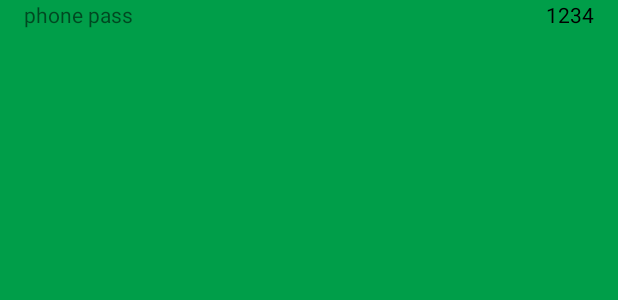
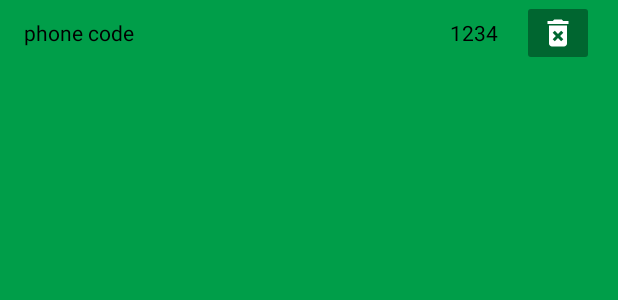
Before and after one commit to spriteololo/PinApp, an Android app: the layout item_pin.xml on its own in the app's theme, with its tools: preview values and no code run, on a phone screen of 412 x 824 dp. Shown: the top 300 px of the screen. Run offline under Robolectric (Android 15) with nearby library versions, the phone set to English and light mode, and no system bars.

Commit message:
Ui fixes, added delete btn

```diff
--- a/feature-pin/src/main/java/com/test/feature_pin/ui/PinListFragment.kt
+++ b/feature-pin/src/main/java/com/test/feature_pin/ui/PinListFragment.kt
@@ -44,7 +44,8 @@ internal class PinListFragment : MvpAppCompatFragment(R.layout.fragment_pin_list
             if (pinName.isBlank()) {
                 Toast.makeText(requireContext(), R.string.pin_name_empty, Toast.LENGTH_SHORT).show()
             } else {
-                presenter.generatePin(pinName)
+                binding.etPinName.text.clear()
+                presenter.generateAndSavePin(pinName)
             }
         }
 
@@ -61,6 +62,22 @@ internal class PinListFragment : MvpAppCompatFragment(R.layout.fragment_pin_list
         mainAdapter.submitList(list)
     }
 
+    override fun itemExists(pinName: String) {
+        Toast.makeText(
+            requireContext(),
+            getString(R.string.item_exists_already, pinName),
+            Toast.LENGTH_SHORT
+        ).show()
+    }
+
+    override fun showError() {
+        Toast.makeText(
+            requireContext(),
+            R.string.general_error,
+            Toast.LENGTH_SHORT
+        ).show()
+    }
+
     override fun onItemClicked(item: PinItem) {
         presenter.deletePin(item.pinName)
     }
--- a/feature-pin/src/main/java/com/test/feature_pin/ui/adapter/PinListAdapter.kt
+++ b/feature-pin/src/main/java/com/test/feature_pin/ui/adapter/PinListAdapter.kt
@@ -26,9 +26,9 @@ internal class PinListAdapter(
     override fun onBindViewHolder(holder: PinItemViewHolder, position: Int) {
         val item = itemList[position]
         holder.run {
-            rootView.setOnClickListener { clickListener.onItemClicked(item) }
+            btnDelete.setOnClickListener { clickListener.onItemClicked(item) }
             tvPinName.text = item.pinName
-            tvPinCode.text = item.pinCode.toString()
+            tvPinCode.text = item.pinCode
         }
     }
 
@@ -41,11 +41,8 @@ internal class PinListAdapter(
             super.onBindViewHolder(holder, position, payloads)
         } else {
             with(payloads.component1() as Bundle) {
-                getString(PinItem.PIN_NAME, null)?.let { pinName ->
-                    holder.tvPinName.text = pinName
-                }
-                getInt(PinItem.PIN_CODE, -1).takeIf { it != -1 }.let { pinCode ->
-                    holder.tvPinCode.text = pinCode.toString()
+                getString(PinItem.PIN_CODE, null)?.let { pinCode ->
+                    holder.tvPinCode.text = pinCode
                 }
             }
         }
@@ -53,8 +50,9 @@ internal class PinListAdapter(
 
     override fun getItemCount(): Int = itemList.size
 
-    inner class PinItemViewHolder(val rootView: View) : RecyclerView.ViewHolder(rootView) {
+    inner class PinItemViewHolder(rootView: View) : RecyclerView.ViewHolder(rootView) {
 
+        val btnDelete: View = rootView.findViewById(R.id.btn_delete)
         val tvPinName: TextView = rootView.findViewById(R.id.tv_pin_name)
         val tvPinCode: TextView = rootView.findViewById(R.id.tv_pin_code)
     }
@@ -63,7 +61,7 @@ internal class PinListAdapter(
         BaseDiffUtil<PinItem>(oldList, newList) {
 
         override fun areItemsTheSame(oldItem: PinItem, newItem: PinItem): Boolean {
-            return oldItem == newItem
+            return oldItem.pinName == newItem.pinName
         }
 
         override fun areContentsTheSame(oldItem: PinItem, newItem: PinItem): Boolean {
@@ -75,11 +73,8 @@ internal class PinListAdapter(
             newItem: PinItem,
             bundle: Bundle,
         ) {
-            if (oldItem.pinName != newItem.pinName) {
-                bundle.putString(PinItem.PIN_NAME, newItem.pinName)
-            }
             if (oldItem.pinCode != newItem.pinCode) {
-                bundle.putInt(PinItem.PIN_CODE, newItem.pinCode)
+                bundle.putString(PinItem.PIN_CODE, newItem.pinCode)
             }
         }
     }
--- /dev/null
+++ b/feature-pin/src/main/res/drawable/ic_delete.xml
@@ -0,0 +1,10 @@
+<vector android:height="24dp"
+    android:tint="#000000"
+    android:viewportHeight="24"
+    android:viewportWidth="24"
+    android:width="24dp"
+    xmlns:android="http://schemas.android.com/apk/res/android">
+    <path
+        android:fillColor="@android:color/white"
+        android:pathData="M6,19c0,1.1 0.9,2 2,2h8c1.1,0 2,-0.9 2,-2L18,7L6,7v12zM8.46,11.88l1.41,-1.41L12,12.59l2.12,-2.12 1.41,1.41L13.41,14l2.12,2.12 -1.41,1.41L12,15.41l-2.12,2.12 -1.41,-1.41L10.59,14l-2.13,-2.12zM15.5,4l-1,-1h-5l-1,1L5,4v2h14L19,4z" />
+</vector>
--- a/feature-pin/src/main/res/layout/item_pin.xml
+++ b/feature-pin/src/main/res/layout/item_pin.xml
@@ -1,31 +1,37 @@
 <?xml version="1.0" encoding="utf-8"?>
 <LinearLayout xmlns:android="http://schemas.android.com/apk/res/android"
+    xmlns:app="http://schemas.android.com/apk/res-auto"
     xmlns:tools="http://schemas.android.com/tools"
     android:id="@+id/btn_root"
     android:layout_width="match_parent"
     android:layout_height="wrap_content"
-    android:elevation="6dp"
     android:gravity="center_vertical"
-    android:orientation="horizontal"
     android:paddingHorizontal="@dimen/item_inner_spacing">
 
     <TextView
         android:id="@+id/tv_pin_name"
-        android:layout_width="wrap_content"
+        android:layout_width="0dp"
         android:layout_height="wrap_content"
-        tools:text="phone pass" />
-
-    <View
-        android:layout_width="0dp"
-        android:layout_height="0dp"
-        android:layout_weight="1" />
+        android:layout_weight="1"
+        android:textColor="@color/black"
+        android:layout_marginEnd="16dp"
+        tools:text="phone code" />
 
     <TextView
         android:id="@+id/tv_pin_code"
         android:layout_width="wrap_content"
         android:layout_height="wrap_content"
         android:textColor="@color/black"
-        android:gravity="top"
-        android:layout_gravity="center_vertical"
+        android:layout_marginEnd="16dp"
         tools:text="1234" />
+
+    <ImageButton
+        android:id="@+id/btn_delete"
+        android:layout_width="wrap_content"
+        android:layout_height="wrap_content"
+        android:backgroundTint="@color/primaryDark"
+        android:src="@drawable/ic_delete"
+        android:contentDescription="@string/delete_pin"
+        app:tint="@color/white" />
+
 </LinearLayout>
--- a/feature-pin/src/main/res/values/strings.xml
+++ b/feature-pin/src/main/res/values/strings.xml
@@ -1,4 +1,7 @@
 <?xml version="1.0" encoding="utf-8"?>
 <resources>
     <string name="pin_name_empty">Pin name is empty, please type something</string>
+    <string name="item_exists_already">Item with name \"%s\" already exists</string>
+    <string name="general_error">Something went wrong:(</string>
+    <string name="delete_pin">Delete pin</string>
 </resources>
```
